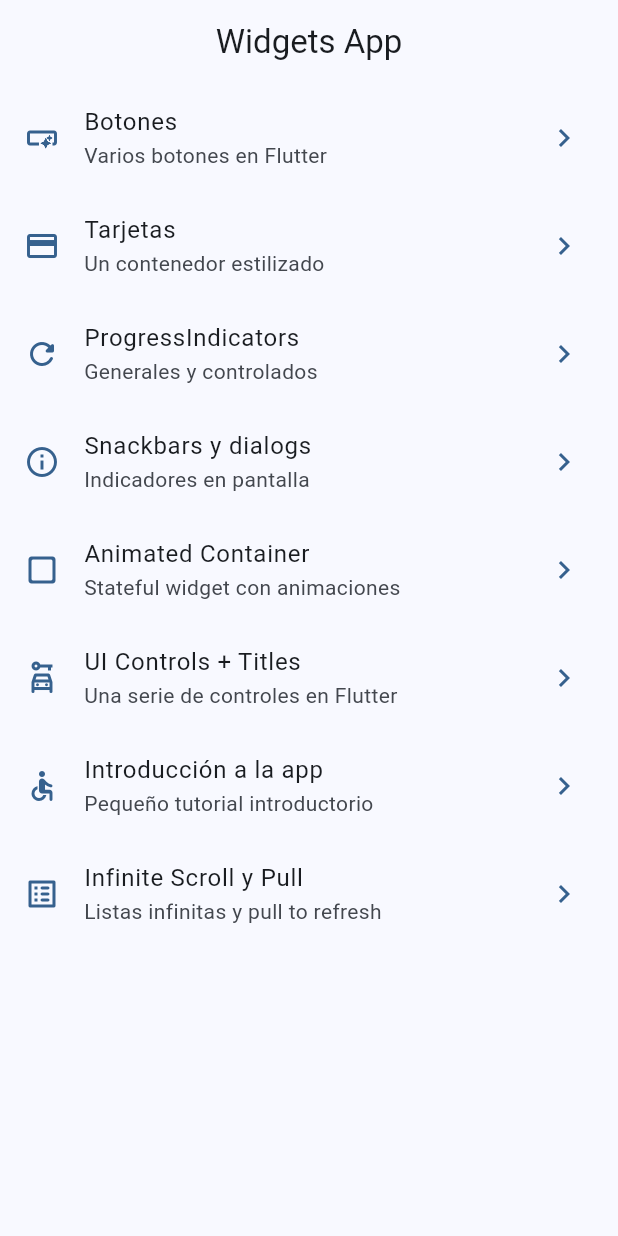
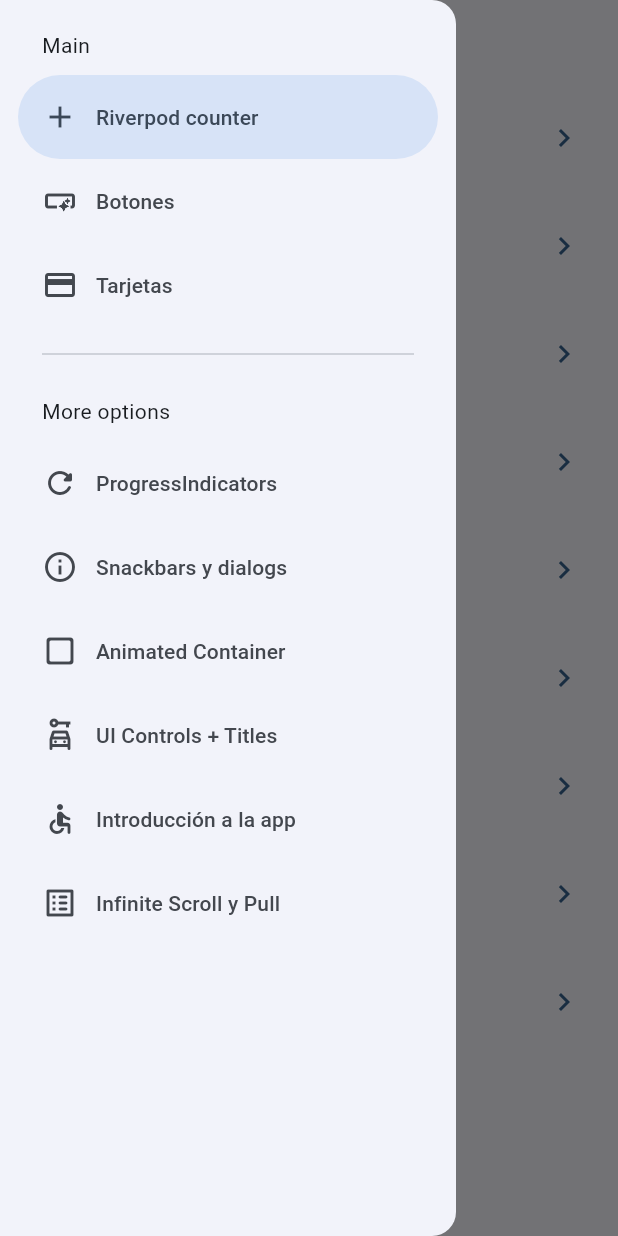
Before and after one commit to RicardoBastardoGH/flutter-widget-app, a Flutter app: the screen it shows after launch, with the side drawer open (before the commit the screen has no drawer), on a phone screen of 412 x 824 dp. Run offline on Flutter 3.47's test engine with Material 3 defaults, Android fonts, the phone set to English and light mode, and no system bars; our stand-ins replace animate_do, flutter_riverpod, go_router.

Commit message:
Riverpod implementacion

```diff
--- a/lib/config/theme/menu/menu_items.dart
+++ b/lib/config/theme/menu/menu_items.dart
@@ -19,6 +19,12 @@ class MenuItems {
 }
 
 const appMenuItems = <MenuItems>[
+  MenuItems(
+    title: 'Riverpod counter',
+    subtitle: 'Introduccion a riverpod',
+    link: '/counter-river',
+    icon: Icons.add
+  ),
   MenuItems(
     title: 'Botones',
     subtitle: 'Varios botones en Flutter',
@@ -68,4 +74,5 @@ const appMenuItems = <MenuItems>[
     icon: Icons.list_alt_rounded
   ),
 
+
 ];
--- a/lib/config/theme/router/app_router.dart
+++ b/lib/config/theme/router/app_router.dart
@@ -1,4 +1,5 @@
 import 'package:go_router/go_router.dart';
+import 'package:widgets_app/presentation/screen/counter/counter_screen.dart';
 
 import '../../../presentation/screen/screens.dart';
 
@@ -52,5 +53,10 @@ final appRouter = GoRouter(
       name: InfiniteScroll.routeName,
       builder: (context, state) => InfiniteScroll(),
     ),
+    GoRoute(
+      path: '/counter-river',
+      name: CounterScreen.routeName,
+      builder: (context, state) => CounterScreen(),
+    ),
   ],
 );
--- /dev/null
+++ b/lib/presentation/providers/counter_provider.dart
@@ -0,0 +1,3 @@
+import 'package:flutter_riverpod/flutter_riverpod.dart';
+
+final counterProvider = StateProvider( (ref) => 5);
--- /dev/null
+++ b/lib/presentation/providers/theme_provider.dart
@@ -0,0 +1,3 @@
+import 'package:flutter_riverpod/flutter_riverpod.dart';
+
+final isDarkModeProvider = StateProvider<bool>((ref) => false);
--- a/lib/presentation/screen/home/home_screen.dart
+++ b/lib/presentation/screen/home/home_screen.dart
@@ -1,6 +1,7 @@
 import 'package:flutter/material.dart';
 import 'package:go_router/go_router.dart';
 import 'package:widgets_app/config/theme/menu/menu_items.dart';
+import 'package:widgets_app/presentation/widgets/side_menu.dart';
 
 class HomeScreen extends StatelessWidget {
 
@@ -10,11 +11,16 @@ class HomeScreen extends StatelessWidget {
 
   @override
   Widget build(BuildContext context) {
+
+    final scaffoldKey = GlobalKey<ScaffoldState>();
+
     return Scaffold(
+      key: scaffoldKey,
       appBar: AppBar(
         title: const Text('Widgets App'),
       ),
       body: _HomeView(),
+      drawer: SideMenu( scaffoldKey: scaffoldKey, ),
 
     );
   }
--- a/lib/presentation/screen/screens.dart
+++ b/lib/presentation/screen/screens.dart
@@ -1,3 +1,5 @@
+
+export 'package:widgets_app/presentation/screen/counter/counter_screen.dart';
 
 export 'package:widgets_app/presentation/screen/animated/animated_screen.dart';
 export 'package:widgets_app/presentation/screen/app_tutorial/app_tutorial_screen.dart';
--- /dev/null
+++ b/lib/presentation/widgets/side_menu.dart
@@ -0,0 +1,69 @@
+import 'package:flutter/material.dart';
+import 'package:go_router/go_router.dart';
+import 'package:widgets_app/config/theme/menu/menu_items.dart';
+
+class SideMenu extends StatefulWidget {
+
+  final  GlobalKey<ScaffoldState> scaffoldKey;
+
+  const SideMenu({super.key, required this.scaffoldKey});
+
+  @override
+  State<SideMenu> createState() => _SideMenuState();
+}
+
+class _SideMenuState extends State<SideMenu> {
+
+  int navDrawerIndex = 0;
+
+  @override
+  Widget build(BuildContext context) {
+
+    final hasNotch = MediaQuery.of(context).padding.top > 30;
+
+    return NavigationDrawer(
+      selectedIndex: navDrawerIndex,
+      onDestinationSelected: (int index) {
+        setState(() {
+          navDrawerIndex = index;
+        });
+        final menuItem = appMenuItems[index];
+        context.push(menuItem.link);
+        widget.scaffoldKey.currentState?.closeDrawer();
+      },
+      children:[
+        Padding(
+          padding: EdgeInsets.fromLTRB(28, hasNotch ? 0 : 20, 16, 10),
+          child: Text('Main'),
+        ),
+
+        ...appMenuItems
+        .sublist(0, 3)
+        .map( (menuItem) => NavigationDrawerDestination(
+          icon: Icon(menuItem.icon),
+          label: Text(menuItem.title),
+          // selectedIcon: Icon(menuItem.icon),
+        )),
+
+        const Padding(
+          padding: EdgeInsets.fromLTRB(28, 10, 28, 10),
+          child: Divider(),
+        ),
+
+        Padding(
+          padding: EdgeInsets.fromLTRB(28, 10, 16, 10),
+          child: Text('More options'),
+        ),
+
+        ...appMenuItems
+        .sublist(3, appMenuItems.length)
+        .map( (menuItem) => NavigationDrawerDestination(
+          icon: Icon(menuItem.icon),
+          label: Text(menuItem.title),
+          // selectedIcon: Icon(menuItem.icon),
+        )),
+
+      ]
+      );
+  }
+}
--- a/pubspec.yaml
+++ b/pubspec.yaml
@@ -32,6 +32,7 @@ dependencies:
   cupertino_icons: ^1.0.8
   flutter:
     sdk: flutter
+  flutter_riverpod: ^2.6.1
   go_router: ^14.8.1
 
 dev_dependencies:
```
Also changed, not shown: lib/main.dart (+7 -1 lines), lib/presentation/screen/counter/counter_screen.dart (added, +45 -0 lines), pubspec.lock.
